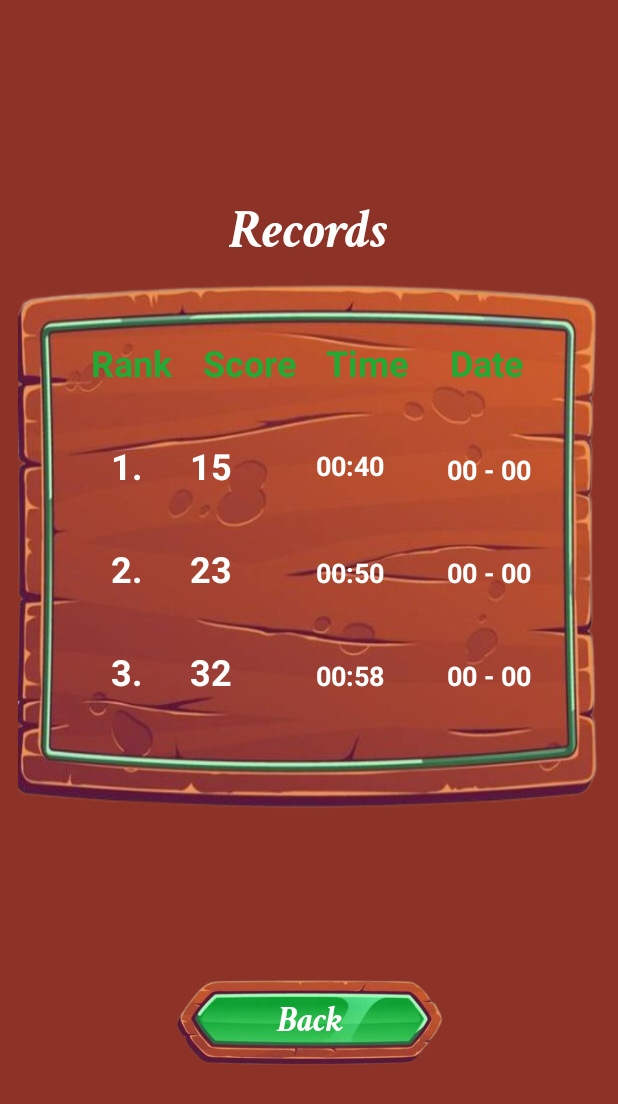
After one commit to JavohirOromov/BlockShuffle15, an Android app: the layout fragment_record.xml on its own in the app's theme, with its tools: preview values and no code run, on a phone screen of 412 x 824 dp. The commit adds this screen. Shown: the top 1104 px of the screen. Run offline under Robolectric (Android 15) with nearby library versions, the phone set to English and light mode, and no system bars.

```diff
--- a/app/src/main/AndroidManifest.xml
+++ b/app/src/main/AndroidManifest.xml
@@ -4,6 +4,7 @@
 
     <application
         android:allowBackup="true"
+        android:name=".app.App"
         android:dataExtractionRules="@xml/data_extraction_rules"
         android:fullBackupContent="@xml/backup_rules"
         android:icon="@mipmap/ic_launcher"
--- a/app/src/main/java/com/example/blockshuffle15/screens/MenuFragment.kt
+++ b/app/src/main/java/com/example/blockshuffle15/screens/MenuFragment.kt
@@ -17,5 +17,8 @@ class MenuFragment: Fragment(R.layout.fragment_menu) {
         binding.newGameBtn.setOnClickListener {
             replaceFragment(GameFragment())
         }
+        binding.recordBtn.setOnClickListener {
+            replaceFragment(RecordFragment())
+        }
     }
 }
--- /dev/null
+++ b/app/src/main/res/layout/fragment_record.xml
@@ -0,0 +1,268 @@
+<?xml version="1.0" encoding="utf-8"?>
+<androidx.constraintlayout.widget.ConstraintLayout xmlns:android="http://schemas.android.com/apk/res/android"
+    android:layout_width="match_parent"
+    android:layout_height="match_parent"
+    xmlns:app="http://schemas.android.com/apk/res-auto"
+    android:background="#8D3226">
+
+    <TextView
+        android:id="@+id/text"
+        android:layout_width="wrap_content"
+        android:layout_height="wrap_content"
+        android:text="Records"
+        android:textSize="36sp"
+        android:fontFamily="@font/font1"
+        android:textColor="@color/white"
+        app:layout_constraintLeft_toLeftOf="@id/liner"
+        app:layout_constraintRight_toRightOf="@id/liner"
+        app:layout_constraintBottom_toTopOf="@id/liner"
+        android:layout_marginBottom="12dp"
+        />
+
+
+    <LinearLayout
+        android:id="@+id/liner"
+        android:layout_width="match_parent"
+        android:layout_height="350dp"
+        android:orientation="vertical"
+        app:layout_constraintTop_toTopOf="parent"
+        app:layout_constraintBottom_toBottomOf="parent"
+        app:layout_constraintLeft_toLeftOf="parent"
+        app:layout_constraintRight_toRightOf="parent"
+        app:layout_constraintVertical_bias="0.4"
+        android:background="@drawable/orqa_img"
+        android:layout_marginHorizontal="12dp"
+        android:gravity="center|top"
+        >
+        <LinearLayout
+            android:layout_width="match_parent"
+            android:layout_height="wrap_content"
+            android:orientation="horizontal"
+            android:layout_marginHorizontal="36dp"
+            android:layout_marginTop="36dp"
+
+            >
+            <TextView
+                android:layout_width="0dp"
+                android:layout_weight="1"
+                android:layout_height="wrap_content"
+                android:text="Rank"
+                android:textSize="24sp"
+                android:textColor="#24A935"
+                android:textStyle="bold"
+                android:gravity="center"
+                />
+            <TextView
+                android:layout_width="0dp"
+                android:layout_weight="1"
+                android:layout_height="wrap_content"
+                android:text="Score"
+                android:textSize="24sp"
+                android:textColor="#24A935"
+                android:textStyle="bold"
+                android:gravity="center"
+                />
+            <TextView
+                android:layout_width="0dp"
+                android:layout_weight="1"
+                android:layout_height="wrap_content"
+                android:text="Time"
+                android:textSize="24sp"
+                android:textColor="#24A935"
+                android:textStyle="bold"
+                android:gravity="center"
+                />
+            <TextView
+                android:layout_width="0dp"
+                android:layout_weight="1"
+                android:layout_height="wrap_content"
+                android:text="Date"
+                android:textSize="24sp"
+                android:textColor="#24A935"
+                android:textStyle="bold"
+                android:gravity="center"
+                />
+        </LinearLayout>
+
+        <LinearLayout
+            android:layout_width="match_parent"
+            android:layout_height="wrap_content"
+            android:orientation="horizontal"
+            android:layout_marginRight="18dp"
+            android:layout_marginTop="36dp"
+            >
+
+            <TextView
+                android:layout_width="0dp"
+                android:layout_height="wrap_content"
+                android:layout_weight="1"
+                android:text="1."
+                android:textColor="@color/white"
+                android:textSize="24sp"
+                android:textStyle="bold"
+                android:gravity="end"
+                />
+
+            <TextView
+                android:id="@+id/score1"
+                android:layout_width="0dp"
+                android:layout_weight="1"
+                android:layout_height="wrap_content"
+                android:text="15"
+                android:textSize="24sp"
+                android:textColor="@color/white"
+                android:textStyle="bold"
+                android:gravity="center"
+                />
+
+            <TextView
+                android:id="@+id/time1"
+                android:layout_width="0dp"
+                android:layout_height="match_parent"
+                android:layout_weight="1"
+                android:gravity="center"
+                android:text="00:40"
+                android:textColor="@color/white"
+                android:textSize="18sp"
+                android:textStyle="bold" />
+            <TextView
+                android:id="@+id/date1"
+                android:layout_width="0dp"
+                android:layout_weight="1"
+                android:layout_height="wrap_content"
+                android:text="00 - 00"
+                android:textSize="18sp"
+                android:textColor="@color/white"
+                android:textStyle="bold"
+                android:gravity="center"
+                />
+        </LinearLayout>
+
+        <LinearLayout
+            android:layout_width="match_parent"
+            android:layout_height="wrap_content"
+            android:orientation="horizontal"
+           android:layout_marginRight="18dp"
+            android:layout_marginTop="36dp"
+            >
+
+            <TextView
+                android:layout_width="0dp"
+                android:layout_height="wrap_content"
+                android:layout_weight="1"
+                android:text="2."
+                android:textColor="@color/white"
+                android:textSize="24sp"
+                android:textStyle="bold"
+                android:gravity="end"
+                />
+
+            <TextView
+                android:id="@+id/score2"
+                android:layout_width="0dp"
+                android:layout_weight="1"
+                android:layout_height="wrap_content"
+                android:text="23"
+                android:textSize="24sp"
+                android:textColor="@color/white"
+                android:textStyle="bold"
+                android:gravity="center"
+                />
+            <TextView
+                android:id="@+id/time2"
+                android:layout_width="0dp"
+                android:layout_weight="1"
+                android:layout_height="wrap_content"
+                android:text="00:50"
+                android:textSize="18sp"
+                android:textColor="@color/white"
+                android:textStyle="bold"
+                android:gravity="center"
+                />
+            <TextView
+                android:id="@+id/date2"
+                android:layout_width="0dp"
+                android:layout_weight="1"
+                android:layout_height="wrap_content"
+                android:text="00 - 00"
+                android:textSize="18sp"
+                android:textColor="@color/white"
+                android:textStyle="bold"
+                android:gravity="center"
+                />
+        </LinearLayout>
+
+        <LinearLayout
+            android:layout_width="match_parent"
+            android:layout_height="wrap_content"
+            android:orientation="horizontal"
+            android:layout_marginRight="18dp"
+            android:layout_marginTop="36dp"
+            >
+
+            <TextView
+                android:layout_width="0dp"
+                android:layout_height="wrap_content"
+                android:layout_weight="1"
+                android:text="3."
+                android:textColor="@color/white"
+                android:textSize="24sp"
+                android:textStyle="bold"
+                android:gravity="end"
+                />
+
+            <TextView
+                android:id="@+id/score3"
+                android:layout_width="0dp"
+                android:layout_weight="1"
+                android:layout_height="wrap_content"
+                android:text="32"
+                android:textSize="24sp"
+                android:textColor="@color/white"
+                android:textStyle="bold"
+                android:gravity="center"
+                />
+            <TextView
+                android:id="@+id/time3"
+                android:layout_width="0dp"
+                android:layout_weight="1"
+                android:layout_height="wrap_content"
+                android:text="00:58"
+                android:textSize="18sp"
+                android:textColor="@color/white"
+                android:textStyle="bold"
+                android:gravity="center"
+                />
+            <TextView
+                android:id="@+id/date3"
+                android:layout_width="0dp"
+                android:layout_weight="1"
+                android:layout_height="wrap_content"
+                android:text="00 - 00"
+                android:textSize="18sp"
+                android:textColor="@color/white"
+                android:textStyle="bold"
+                android:gravity="center"
+                />
+        </LinearLayout>
+
+
+    </LinearLayout>
+
+    <androidx.appcompat.widget.AppCompatButton
+        android:id="@+id/back"
+        android:layout_width="180dp"
+        android:layout_height="60dp"
+        app:layout_constraintBottom_toBottomOf="parent"
+        app:layout_constraintLeft_toLeftOf="parent"
+        app:layout_constraintRight_toRightOf="parent"
+        app:layout_constraintTop_toBottomOf="@id/liner"
+        android:background="@drawable/score_button"
+        android:text="Back"
+        android:textAllCaps="false"
+        android:textSize="24sp"
+        android:paddingBottom="5dp"
+        android:textColor="@color/white"
+        android:fontFamily="@font/font1"
+        />
+</androidx.constraintlayout.widget.ConstraintLayout>
```
Also changed, not shown: app/src/main/java/com/example/blockshuffle15/screens/GameFragment.kt (+65 -26 lines), app/src/main/java/com/example/blockshuffle15/screens/RecordFragment.kt (added, +33 -0 lines), app/src/main/java/com/example/blockshuffle15/storage/LocalStorage.kt (+88 -11 lines).
